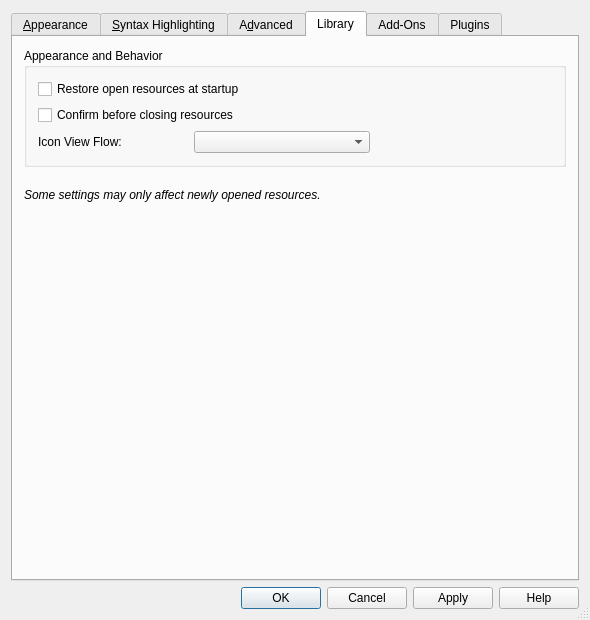
Old version of the form src/klfsettings.ui in the repository CryFeiFei/klatexformula.
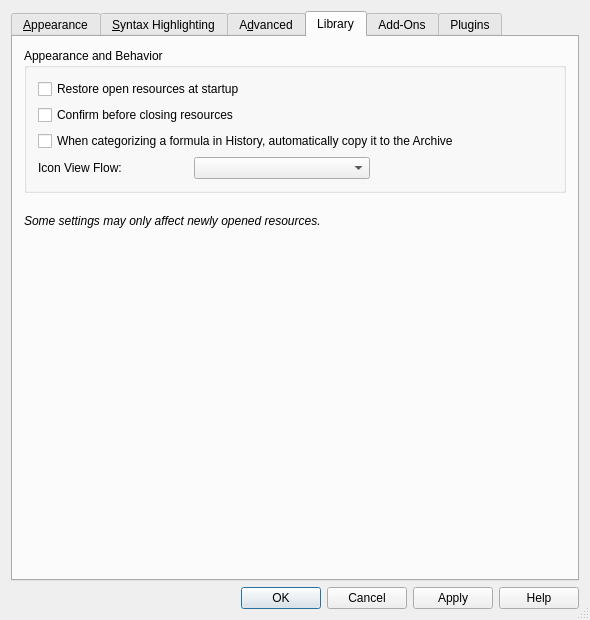
New version of the form. The open tabs and pages were chosen to show the change. Icons and pictures are not drawn. Custom widgets are drawn as their Qt base class.

Commit message: * Doxygen style pimp + small fixes * Categorized history items are copied to archive (with option to enable/disable this feature)

Patch:
```diff
--- a/src/klfsettings.ui
+++ b/src/klfsettings.ui
@@ -1408,7 +1408,7 @@
             </property>
            </widget>
           </item>
-          <item row="2" column="0">
+          <item row="3" column="0">
            <widget class="QLabel" name="label">
             <property name="minimumSize">
              <size>
@@ -1421,10 +1421,10 @@
             </property>
            </widget>
           </item>
-          <item row="2" column="1">
+          <item row="3" column="1">
            <widget class="KLFEnumComboBox" name="cbxLibIconViewFlow"/>
           </item>
-          <item row="2" column="2">
+          <item row="3" column="2">
            <spacer name="horizontalSpacer">
             <property name="orientation">
              <enum>Qt::Horizontal</enum>
@@ -1440,6 +1440,13 @@
             </property>
            </spacer>
           </item>
+          <item row="2" column="0" colspan="3">
+           <widget class="QCheckBox" name="chkLibHistoryTagCopyToArchive">
+            <property name="text">
+             <string>When categorizing a formula in History, automatically copy it to the Archive</string>
+            </property>
+           </widget>
+          </item>
          </layout>
         </widget>
        </item>
```
Left out of the diff: 14 changed lines with no effect on the pictures. The commit also changes 20 other files.
